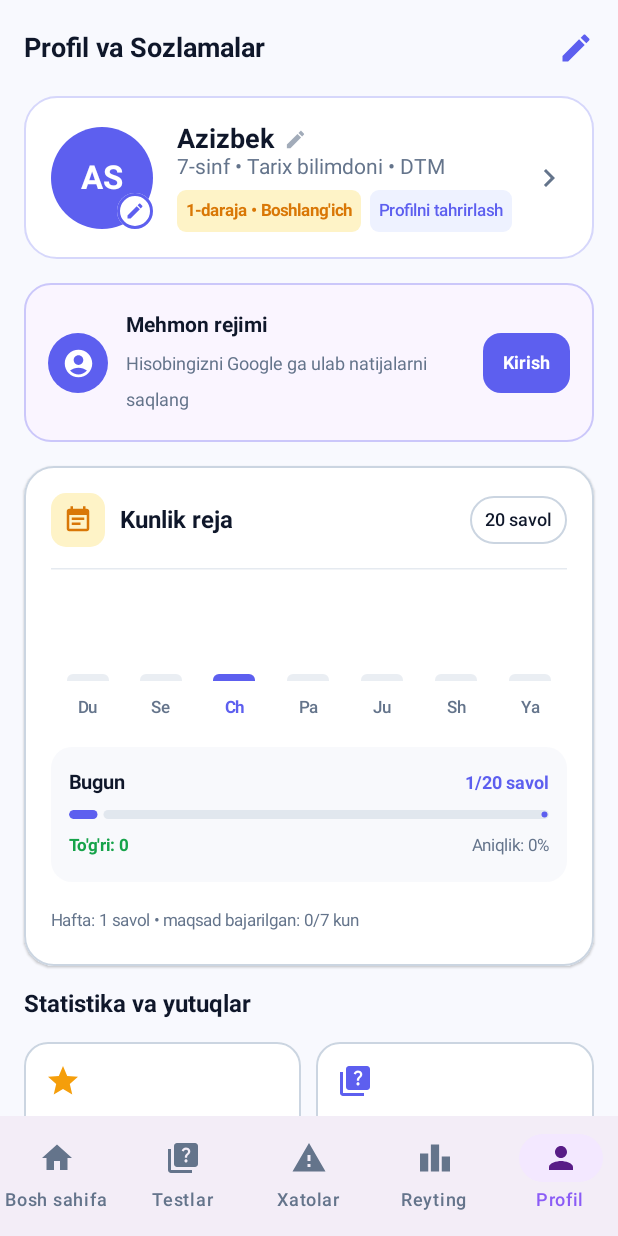
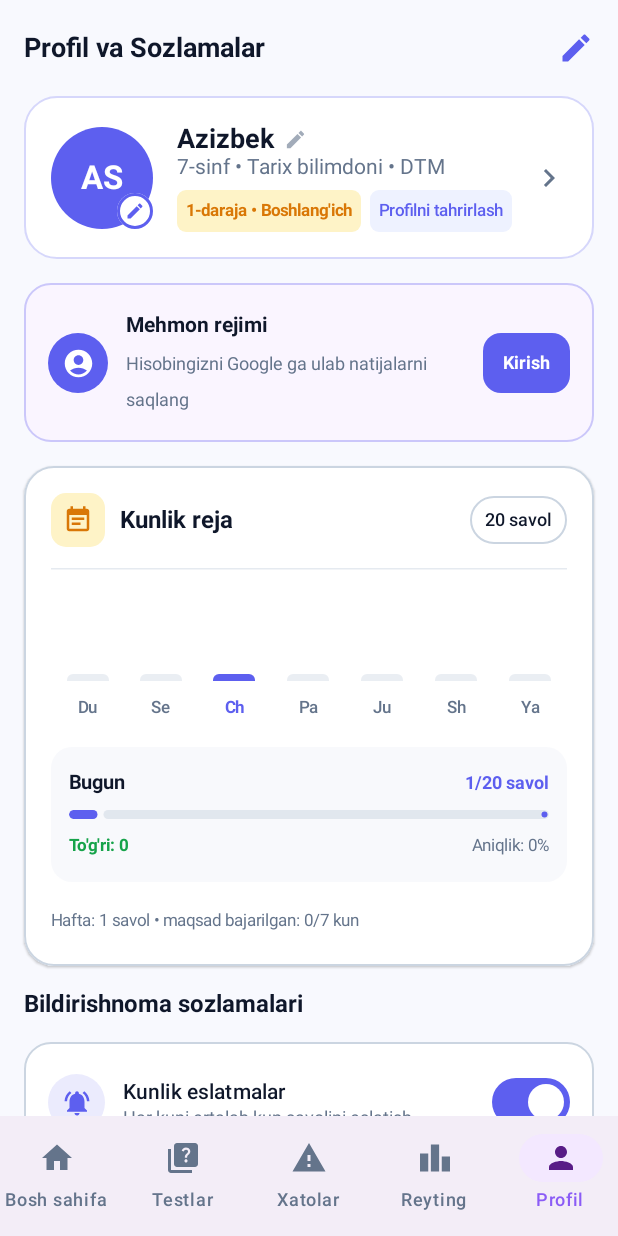
Before and after one commit to Mrxforte/TarixUstoz, an Android app built with Jetpack Compose: the ProfileScreen screen opened through its navigation route, on a phone screen of 412 x 824 dp. Run offline under Robolectric (Android 15) with nearby library versions, the phone set to English and light mode, and no system bars; our stand-ins replace AdMob, Dagger/Hilt's generated code, Room's generated code; pictures from the network do not load; 2 statements that could not run were skipped.

Commit message:
Remove Stat and Achievement cards from ProfileScreen, and optimize responsive QuizScreen bottom banner

```diff
--- a/app/src/main/java/com/tarixustoz/app/ads/AdMobManager.kt
+++ b/app/src/main/java/com/tarixustoz/app/ads/AdMobManager.kt
@@ -163,8 +163,8 @@ object AdMobManager {
     }
 
     /**
-     * 100% Dedicated Large/Medium AdMob Banner Ad View for Hero Banner Slot.
-     * Auto-refreshes every 30 seconds.
+     * 100% Dedicated AdMob Banner Ad View for Hero Banner Slot (Screen 40% height card).
+     * Uses Medium Rectangle (300x250dp) / Large Banner size and auto-refreshes every 30 seconds.
      */
     @Composable
     fun DedicatedHeroBannerAdView(
@@ -184,17 +184,15 @@ object AdMobManager {
         }
 
         Box(
-            modifier = modifier
-                .fillMaxWidth()
-                .wrapContentHeight(),
+            modifier = modifier.fillMaxSize(),
             contentAlignment = Alignment.Center
         ) {
             key(activeUnitId) {
                 AndroidView(
-                    modifier = Modifier.fillMaxWidth(),
+                    modifier = Modifier.fillMaxSize(),
                     factory = { context ->
                         AdView(context).apply {
-                            setAdSize(AdSize.LARGE_BANNER)
+                            setAdSize(AdSize.MEDIUM_RECTANGLE)
                             setAdUnitId(activeUnitId)
                             adListener = object : AdListener() {
                                 override fun onAdLoaded() {
@@ -227,11 +225,9 @@ object AdMobManager {
 
             if (!isAdLoaded) {
                 Surface(
-                    shape = RoundedCornerShape(18.dp),
+                    shape = RoundedCornerShape(24.dp),
                     color = MaterialTheme.colorScheme.surfaceVariant.copy(alpha = 0.85f),
-                    modifier = Modifier
-                        .fillMaxWidth()
-                        .height(100.dp)
+                    modifier = Modifier.fillMaxSize()
                 ) {
                     Box(
                         modifier = Modifier
@@ -255,10 +251,10 @@ object AdMobManager {
                                     modifier = Modifier.padding(horizontal = 8.dp, vertical = 3.dp)
                                 )
                             }
-                            Spacer(Modifier.height(6.dp))
+                            Spacer(Modifier.height(8.dp))
                             Text(
                                 text = "📢 100% AdMob Reklama Maydoni",
-                                fontSize = 13.sp,
+                                fontSize = 14.sp,
                                 fontWeight = FontWeight.Bold,
                                 color = MaterialTheme.colorScheme.onSurfaceVariant
                             )
--- a/app/src/main/java/com/tarixustoz/app/presentation/home/HomeScreen.kt
+++ b/app/src/main/java/com/tarixustoz/app/presentation/home/HomeScreen.kt
@@ -28,6 +28,7 @@ import androidx.compose.ui.draw.clip
 import androidx.compose.ui.graphics.Brush
 import androidx.compose.ui.graphics.Color
 import androidx.compose.ui.graphics.vector.ImageVector
+import androidx.compose.ui.platform.LocalConfiguration
 import androidx.compose.ui.platform.LocalContext
 import androidx.compose.ui.platform.testTag
 import androidx.compose.ui.text.font.FontWeight
@@ -212,23 +213,26 @@ fun HomeScreen(
             ) {
                 item { Spacer(Modifier.height(4.dp)) }
 
-            // 2. 100% Dedicated AdMob Banner Card (Hero Slot)
+            // 2. 100% Dedicated AdMob Banner Card (Hero Slot - 40% Screen Height)
             item {
+                val screenHeightDp = LocalConfiguration.current.screenHeightDp.dp
+                val heroBannerHeight = (screenHeightDp * 0.40f).coerceIn(240.dp, 320.dp)
+
                 Surface(
-                    shape = RoundedCornerShape(20.dp),
+                    shape = RoundedCornerShape(24.dp),
                     color = MaterialTheme.colorScheme.surface,
                     border = BorderStroke(1.dp, MaterialTheme.colorScheme.outlineVariant.copy(alpha = 0.5f)),
-                    shadowElevation = 1.dp,
-                    modifier = Modifier.fillMaxWidth()
+                    shadowElevation = 2.dp,
+                    modifier = Modifier
+                        .fillMaxWidth()
+                        .height(heroBannerHeight)
                 ) {
                     Box(
-                        modifier = Modifier
-                            .fillMaxWidth()
-                            .padding(vertical = 4.dp),
+                        modifier = Modifier.fillMaxSize(),
                         contentAlignment = Alignment.Center
                     ) {
                         AdMobManager.DedicatedHeroBannerAdView(
-                            modifier = Modifier.fillMaxWidth()
+                            modifier = Modifier.fillMaxSize()
                         )
                     }
                 }
--- a/app/src/main/java/com/tarixustoz/app/presentation/profile/ProfileScreen.kt
+++ b/app/src/main/java/com/tarixustoz/app/presentation/profile/ProfileScreen.kt
@@ -280,84 +280,6 @@ fun ProfileScreen(
 
             // Kunlik reja Chart Card
             DailyGoalChartCard(dailyGoal = dailyGoalUiState)
-
-            // Stats: Ball, testlar soni, to'g'rilik va seriya
-            Text(
-                text = "Statistika va yutuqlar",
-                style = MaterialTheme.typography.titleMedium,
-                fontWeight = FontWeight.Bold
-            )
-
-            Row(
-                modifier = Modifier.fillMaxWidth(),
-                horizontalArrangement = Arrangement.spacedBy(10.dp)
-            ) {
-                StatCard(
-                    title = "Umumiy ball",
-                    value = "$userXp XP",
-                    icon = Icons.Default.Star,
-                    tint = Color(0xFFF59E0B),
-                    modifier = Modifier.weight(1f)
-                )
-                StatCard(
-                    title = "Yechilgan savollar",
-                    value = "$totalSolvedCount ta",
-                    icon = Icons.Default.Quiz,
-                    tint = BrandPurple,
-                    modifier = Modifier.weight(1f)
-                )
-            }
-
-            Row(
-                modifier = Modifier.fillMaxWidth(),
-                horizontalArrangement = Arrangement.spacedBy(10.dp)
-            ) {
-                StatCard(
-                    title = "To‘g‘rilik ko'rsatkichi",
-                    value = "$accuracyPercentage%",
-                    icon = Icons.Default.CheckCircle,
-                    tint = Color(0xFF10B981),
-                    modifier = Modifier.weight(1f)
-                )
-                StatCard(
-                    title = "Uzluksiz seriya",
-                    value = "$userStreak kun",
-                    icon = Icons.Default.LocalFireDepartment,
-                    tint = Color(0xFFEF4444),
-                    modifier = Modifier.weight(1f)
-                )
-            }
-
-            // Dynamic Achievements Section Header
-            Row(
-                modifier = Modifier.fillMaxWidth(),
-                horizontalArrangement = Arrangement.SpaceBetween,
-                verticalAlignment = Alignment.CenterVertically
-            ) {
-                Text(
-                    text = "Mening Yutuqlarim 🏆",
-                    style = MaterialTheme.typography.titleMedium,
-                    fontWeight = FontWeight.Bold
-                )
-                TextButton(onClick = { showAchievementsModal = true }) {
-                    Text(
-                        text = "Barchasi (${achievementsList.count { it.isUnlocked }}/${achievementsList.size})",
-                        color = BrandPurple,
-                        fontSize = 12.sp,
-                        fontWeight = FontWeight.Bold
-                    )
-                }
-            }
-
-            // Dynamic Achievements Cards List
-            Column(verticalArrangement = Arrangement.spacedBy(10.dp)) {
-                achievementsList.take(3).forEach { achievement ->
-                    AchievementItemCard(
-                        achievement = achievement,
-                        onClick = { showAchievementsModal = true }
-                    )
-                }
-            }
 
             // NOTIFICATION SETTINGS
             Text(
--- a/app/src/main/java/com/tarixustoz/app/presentation/quiz/QuizScreen.kt
+++ b/app/src/main/java/com/tarixustoz/app/presentation/quiz/QuizScreen.kt
@@ -1,6 +1,7 @@
 package com.tarixustoz.app.presentation.quiz
 
 import androidx.compose.animation.AnimatedVisibility
+import androidx.compose.foundation.BorderStroke
 import androidx.compose.foundation.background
 import androidx.compose.foundation.border
 import androidx.compose.foundation.clickable
@@ -61,16 +62,19 @@ fun QuizScreen(
         else -> {
             val question = uiState.questions[uiState.currentIndex]
             Scaffold(
-                containerColor = MaterialTheme.colorScheme.background,
-                bottomBar = {
-                    AdMobManager.BannerAdView()
-                }
+                containerColor = MaterialTheme.colorScheme.background
             ) { innerPadding ->
                 Column(
-                    Modifier
+                    modifier = Modifier
                         .fillMaxSize()
                         .padding(innerPadding)
-                        .padding(16.dp)
+                        .padding(horizontal = 16.dp, vertical = 12.dp)
+                ) {
+                    // Scrollable Question Content & Action Buttons
+                    Column(
+                        modifier = Modifier
+                            .fillMaxWidth()
+                            .weight(1f)
                             .verticalScroll(rememberScrollState())
                     ) {
                         // Progress
@@ -235,6 +239,29 @@ fun QuizScreen(
                     }
                 }
             }
+
+            // Responsive Bottom AdMob Banner Container filling space below button
+            Spacer(Modifier.height(8.dp))
+            Surface(
+                shape = RoundedCornerShape(14.dp),
+                color = MaterialTheme.colorScheme.surface,
+                border = BorderStroke(1.dp, MaterialTheme.colorScheme.outlineVariant.copy(alpha = 0.4f)),
+                modifier = Modifier
+                    .fillMaxWidth()
+                    .wrapContentHeight()
+            ) {
+                Box(
+                    modifier = Modifier
+                        .fillMaxWidth()
+                        .padding(vertical = 4.dp),
+                    contentAlignment = Alignment.Center
+                ) {
+                    AdMobManager.BannerAdView(
+                        modifier = Modifier.fillMaxWidth()
+                    )
+                }
+            }
+        }
     }
 }
 }
```
Lines whose indentation alone changed are shown as unchanged.
